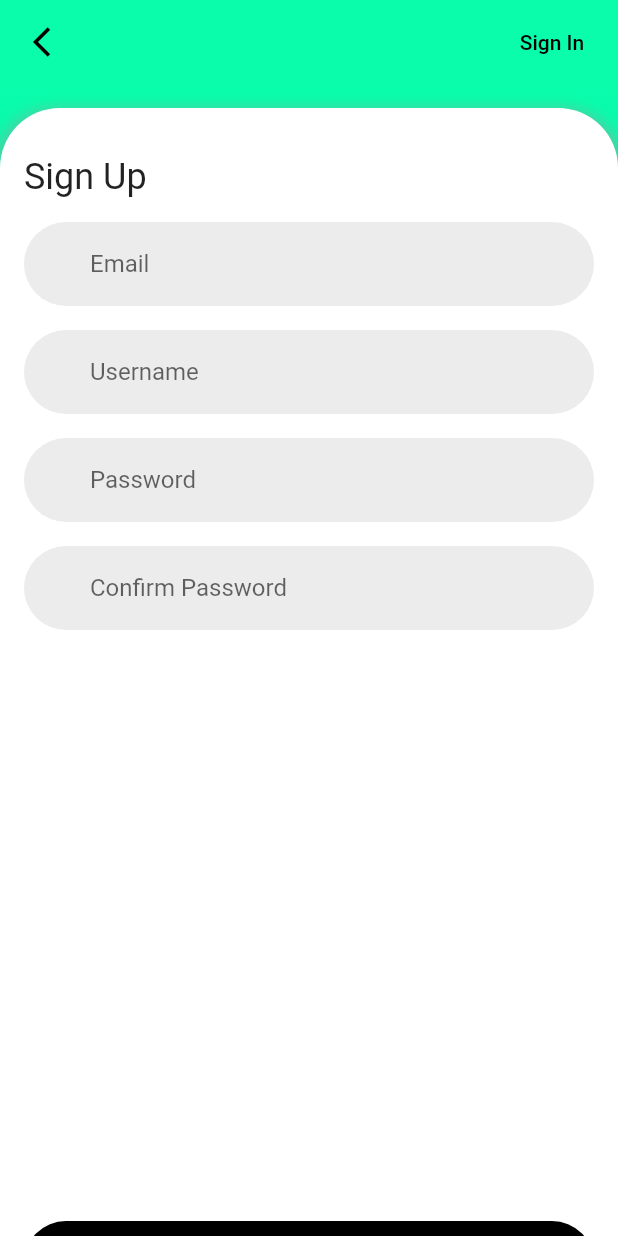
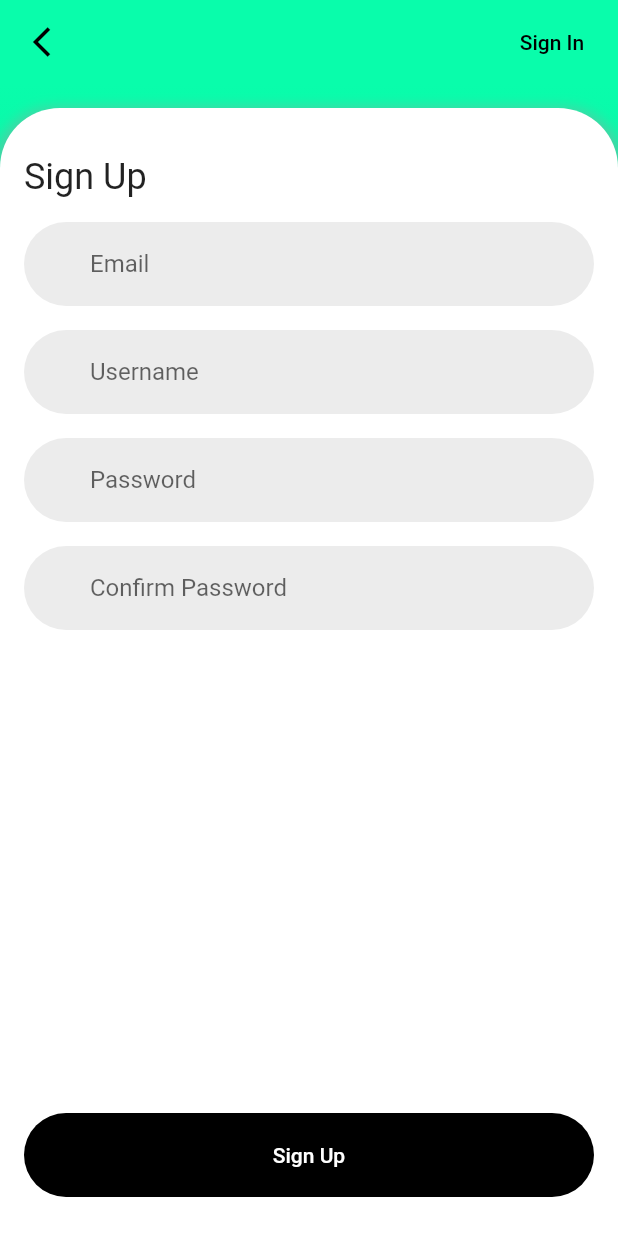
Before and after one commit to wit-id/Platter-Tutorial, a Flutter app: the RegisterScreen screen opened directly, on a phone screen of 412 x 824 dp. Run offline on Flutter 3.47's test engine with Material 2 defaults, Android fonts, the phone set to English and light mode, and no system bars.

Commit message:
finishing sign up page

```diff
--- a/lib/Register/components/background.dart
+++ b/lib/Register/components/background.dart
@@ -15,7 +15,6 @@ class Background extends StatelessWidget {
      height: size.height,
       width: double.infinity,
       child: Stack(
-        alignment: Alignment.bottomCenter,
         children: <Widget>[
           Container(
             decoration: BoxDecoration(
--- a/lib/Register/components/body.dart
+++ b/lib/Register/components/body.dart
@@ -19,6 +19,7 @@ class Body extends StatelessWidget {
       //so you don't have to change MaterialApp canvasColor
       child: Container(
           padding: EdgeInsets.only(top: 16),
+          constraints: BoxConstraints.expand(),
           decoration: BoxDecoration(
               color: Colors.white,
               borderRadius: BorderRadius.only(
@@ -91,10 +92,8 @@ class Body extends StatelessWidget {
   @override
   Widget build(BuildContext context) {
     return Background(
-      child: SingleChildScrollView(
-        child: Column(
-          children: [_showModalBottomSheet(context)],
-        ),
+      child: Container(
+        child: _showModalBottomSheet(context),
       ),
     );
   }
```
